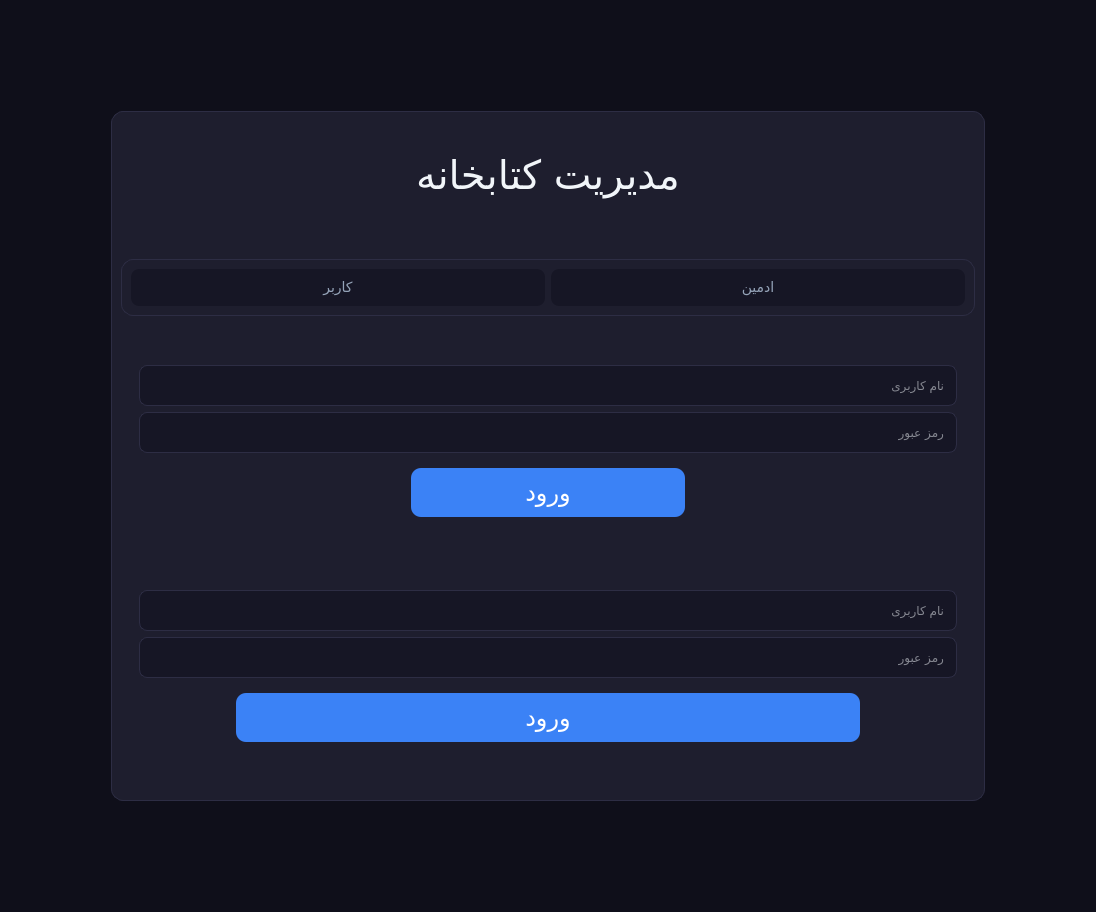
The window that GUI/form.ui (arshia-mz/LibraryManager) describes before a commit, drawn with Qt 5.
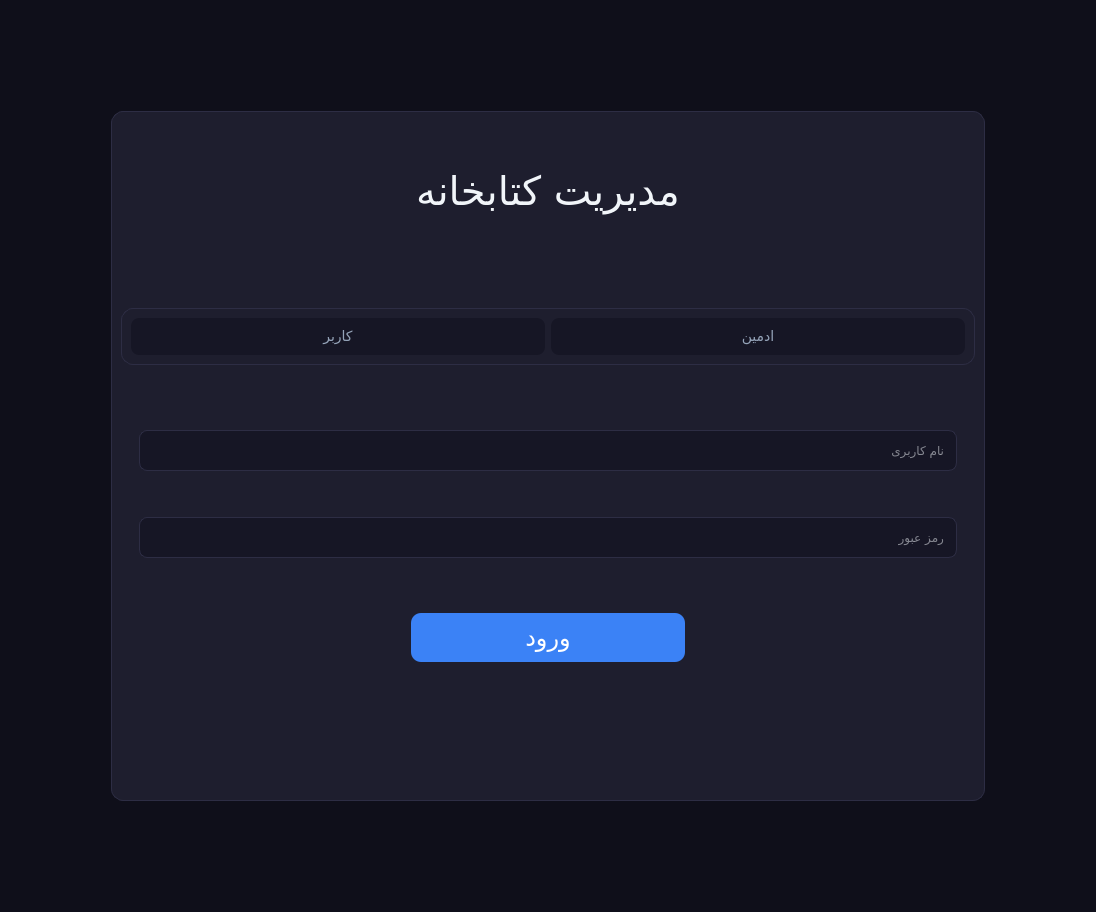
The same window after the commit.

Commit message: fix some problems in login page and sole ui. start coding new page (admin page) and add the main.py file for work with the classes of the app

```diff
--- a/GUI/form.ui
+++ b/GUI/form.ui
@@ -40,152 +40,7 @@
       <item row="3" column="0">
        <layout class="QVBoxLayout" name="verticalLayout_3">
         <item>
-         <widget class="QGroupBox" name="User_Login">
-          <property name="styleSheet">
-           <string notr="true">background:none;
-border:none;</string>
-          </property>
-          <property name="title">
-           <string/>
-          </property>
-          <layout class="QGridLayout" name="gridLayout_3">
-           <item row="0" column="0" colspan="3">
-            <widget class="QWidget" name="widget_2" native="true">
-             <property name="styleSheet">
-              <string notr="true">background-color: none;
-border:none;</string>
-             </property>
-             <layout class="QVBoxLayout" name="verticalLayout_2">
-              <item>
-               <widget class="QLineEdit" name="UserName_2">
-                <property name="styleSheet">
-                 <string notr="true">QLineEdit {
-    background-color: #161625;
-    border: 1px solid #2d2d44;
-    border-radius: 8px;
-    padding: 10px;
-    color: #f1f5f9;
-}
-
-QLineEdit:focus {
-    border: 1px solid #3b82f6;
-}</string>
-                </property>
-                <property name="alignment">
-                 <set>Qt::AlignmentFlag::AlignLeading|Qt::AlignmentFlag::AlignLeft|Qt::AlignmentFlag::AlignVCenter</set>
-                </property>
-                <property name="placeholderText">
-                 <string>نام کاربری</string>
-                </property>
-               </widget>
-              </item>
-              <item>
-               <widget class="QLineEdit" name="Password_2">
-                <property name="styleSheet">
-                 <string notr="true">QLineEdit {
-    background-color: #161625;
-    border: 1px solid #2d2d44;
-    border-radius: 8px;
-    padding: 10px;
-    color: #f1f5f9;
-}
-
-QLineEdit:focus {
-    border: 1px solid #3b82f6;
-}</string>
-                </property>
-                <property name="placeholderText">
-                 <string>رمز عبور</string>
-                </property>
-               </widget>
-              </item>
-             </layout>
-            </widget>
-           </item>
-           <item row="1" column="1">
-            <widget class="QPushButton" name="UserLogin">
-             <property name="font">
-              <font>
-               <family>Vazir</family>
-               <pointsize>18</pointsize>
-              </font>
-             </property>
-             <property name="styleSheet">
-              <string notr="true">QPushButton {
-    background-color: #3b82f6;
-    color: white;
-    border: none;
-    border-radius: 10px;
-    padding: 10px;
-
-}
-
-QPushButton:hover {
-    background-color: #2563eb;
-}
-
-QPushButton:pressed {
-    background-color: #1d4ed8;
-}</string>
-             </property>
-             <property name="text">
-              <string>ورود</string>
-             </property>
-            </widget>
-           </item>
-           <item row="1" column="2">
-            <spacer name="horizontalSpacer_6">
-             <property name="orientation">
-              <enum>Qt::Orientation::Horizontal</enum>
-             </property>
-             <property name="sizeType">
-              <enum>QSizePolicy::Policy::Fixed</enum>
-             </property>
-             <property name="sizeHint" stdset="0">
-              <size>
-               <width>100</width>
-               <height>20</height>
-              </size>
-             </property>
-            </spacer>
-           </item>
-           <item row="2" column="1">
-            <spacer name="verticalSpacer_4">
-             <property name="orientation">
-              <enum>Qt::Orientation::Vertical</enum>
-             </property>
-             <property name="sizeType">
-              <enum>QSizePolicy::Policy::Fixed</enum>
-             </property>
-             <property name="sizeHint" stdset="0">
-              <size>
-               <width>20</width>
-               <height>40</height>
-              </size>
-             </property>
-            </spacer>
-           </item>
-           <item row="1" column="0">
-            <spacer name="horizontalSpacer_5">
-             <property name="orientation">
-              <enum>Qt::Orientation::Horizontal</enum>
-             </property>
-             <property name="sizeType">
-              <enum>QSizePolicy::Policy::Fixed</enum>
-             </property>
-             <property name="sizeHint" stdset="0">
-              <size>
-               <width>100</width>
-               <height>20</height>
-              </size>
-             </property>
-            </spacer>
-           </item>
-          </layout>
-         </widget>
-        </item>
-        <item>
-         <widget class="QGroupBox" name="Admin_Login">
+         <widget class="QGroupBox" name="LoginForm">
           <property name="styleSheet">
            <string notr="true">background:none;
 border:none;</string>
@@ -194,7 +49,95 @@
            <string/>
           </property>
           <layout class="QGridLayout" name="gridLayout_2">
-           <item row="1" column="0">
+           <item row="1" column="0" colspan="3">
+            <widget class="QWidget" name="widget" native="true">
+             <property name="styleSheet">
+              <string notr="true">background-color: none;
+border:none;</string>
+             </property>
+             <layout class="QVBoxLayout" name="verticalLayout">
+              <item>
+               <widget class="QLineEdit" name="UserName">
+                <property name="styleSheet">
+                 <string notr="true">QLineEdit {
+    background-color: #161625;
+    border: 1px solid #2d2d44;
+    border-radius: 8px;
+    padding: 10px;
+    color: #f1f5f9;
+}
+
+QLineEdit:focus {
+    border: 1px solid #3b82f6;
+}</string>
+                </property>
+                <property name="alignment">
+                 <set>Qt::AlignmentFlag::AlignLeading|Qt::AlignmentFlag::AlignLeft|Qt::AlignmentFlag::AlignVCenter</set>
+                </property>
+                <property name="placeholderText">
+                 <string>نام کاربری</string>
+                </property>
+               </widget>
+              </item>
+              <item>
+               <spacer name="verticalSpacer_5">
+                <property name="orientation">
+                 <enum>Qt::Orientation::Vertical</enum>
+                </property>
+                <property name="sizeType">
+                 <enum>QSizePolicy::Policy::Fixed</enum>
+                </property>
+                <property name="sizeHint" stdset="0">
+                 <size>
+                  <width>20</width>
+                  <height>40</height>
+                 </size>
+                </property>
+               </spacer>
+              </item>
+              <item>
+               <widget class="QLineEdit" name="Password">
+                <property name="styleSheet">
+                 <string notr="true">QLineEdit {
+    background-color: #161625;
+    border: 1px solid #2d2d44;
+    border-radius: 8px;
+    padding: 10px;
+    color: #f1f5f9;
+}
+
+QLineEdit:focus {
+    border: 1px solid #3b82f6;
+}</string>
+                </property>
+                <property name="echoMode">
+                 <enum>QLineEdit::EchoMode::Password</enum>
+                </property>
+                <property name="placeholderText">
+                 <string>رمز عبور</string>
+                </property>
+               </widget>
+              </item>
+              <item>
+               <spacer name="verticalSpacer_6">
+                <property name="orientation">
+                 <enum>Qt::Orientation::Vertical</enum>
+                </property>
+                <property name="sizeType">
+                 <enum>QSizePolicy::Policy::Fixed</enum>
+                </property>
+                <property name="sizeHint" stdset="0">
+                 <size>
+                  <width>20</width>
+                  <height>40</height>
+                 </size>
+                </property>
+               </spacer>
+              </item>
+             </layout>
+            </widget>
+           </item>
+           <item row="2" column="0">
             <spacer name="horizontalSpacer_3">
              <property name="orientation">
               <enum>Qt::Orientation::Horizontal</enum>
@@ -210,7 +153,7 @@
              </property>
             </spacer>
            </item>
-           <item row="2" column="1">
+           <item row="3" column="1">
             <spacer name="verticalSpacer_3">
              <property name="orientation">
               <enum>Qt::Orientation::Vertical</enum>
@@ -226,8 +169,8 @@
              </property>
             </spacer>
            </item>
-           <item row="1" column="1">
-            <widget class="QPushButton" name="AminLogin">
+           <item row="2" column="1">
+            <widget class="QPushButton" name="Login">
              <property name="font">
               <font>
                <family>Vazir</family>
@@ -261,7 +204,7 @@
              </property>
             </widget>
            </item>
-           <item row="1" column="2">
+           <item row="2" column="2">
             <spacer name="horizontalSpacer_4">
              <property name="orientation">
               <enum>Qt::Orientation::Horizontal</enum>
@@ -277,59 +220,6 @@
              </property>
             </spacer>
            </item>
-           <item row="0" column="0" colspan="3">
-            <widget class="QWidget" name="widget" native="true">
-             <property name="styleSheet">
-              <string notr="true">background-color: none;
-border:none;</string>
-             </property>
-             <layout class="QVBoxLayout" name="verticalLayout">
-              <item>
-               <widget class="QLineEdit" name="UserName">
-                <property name="styleSheet">
-                 <string notr="true">QLineEdit {
-    background-color: #161625;
-    border: 1px solid #2d2d44;
-    border-radius: 8px;
-    padding: 10px;
-    color: #f1f5f9;
-}
-
-QLineEdit:focus {
-    border: 1px solid #3b82f6;
-}</string>
-                </property>
-                <property name="alignment">
-                 <set>Qt::AlignmentFlag::AlignLeading|Qt::AlignmentFlag::AlignLeft|Qt::AlignmentFlag::AlignVCenter</set>
-                </property>
-                <property name="placeholderText">
-                 <string>نام کاربری</string>
-                </property>
-               </widget>
-              </item>
-              <item>
-               <widget class="QLineEdit" name="Password">
-                <property name="styleSheet">
-                 <string notr="true">QLineEdit {
-    background-color: #161625;
-    border: 1px solid #2d2d44;
-    border-radius: 8px;
-    padding: 10px;
-    color: #f1f5f9;
-}
-
-QLineEdit:focus {
-    border: 1px solid #3b82f6;
-}</string>
-                </property>
-                <property name="placeholderText">
-                 <string>رمز عبور</string>
-                </property>
-               </widget>
-              </item>
-             </layout>
-            </widget>
-           </item>
           </layout>
          </widget>
         </item>
@@ -422,6 +312,22 @@
         </layout>
        </widget>
       </item>
+      <item row="4" column="0">
+       <spacer name="verticalSpacer_4">
+        <property name="orientation">
+         <enum>Qt::Orientation::Vertical</enum>
+        </property>
+        <property name="sizeType">
+         <enum>QSizePolicy::Policy::Fixed</enum>
+        </property>
+        <property name="sizeHint" stdset="0">
+         <size>
+          <width>20</width>
+          <height>80</height>
+         </size>
+        </property>
+       </spacer>
+      </item>
      </layout>
     </widget>
    </item>
```
The commit also changes 11 other files.
